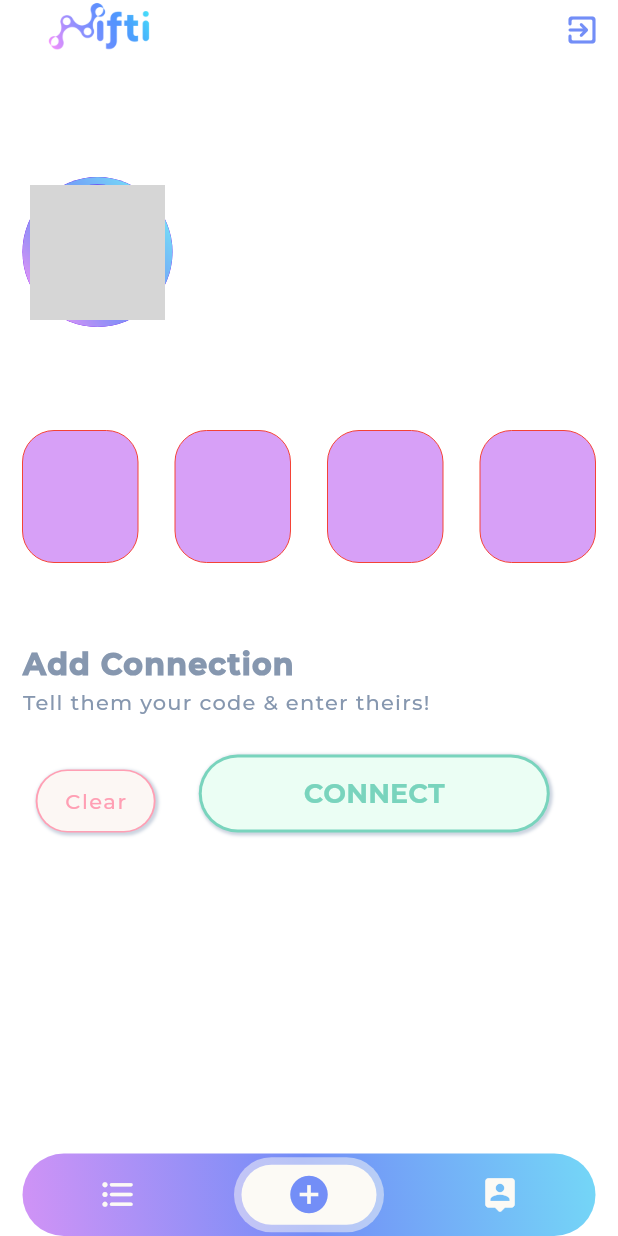
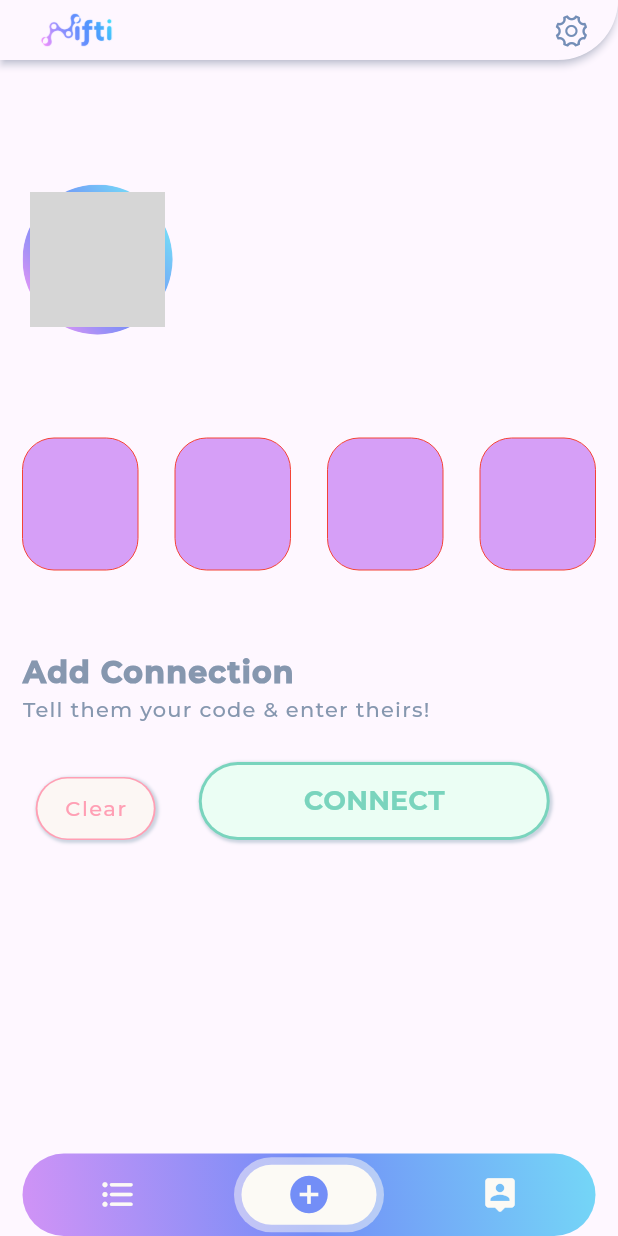
Before and after one commit to raghiiboiibaxtor/nifti_capstone, a Flutter app: the screen it shows once a user with an empty profile is signed in, on a phone screen of 412 x 824 dp. Run offline on Flutter 3.47's test engine with Material 2 defaults, Android fonts, the phone set to English and light mode, and no system bars; drawn by our look-alikes of pin_code_fields; our stand-ins replace cloud_firestore, firebase_auth, firebase_core, firebase_storage, gradient_borders, image_picker and 1 more; accounts and stored records are empty; network calls fail; statements that could not run were skipped; grey boxes are pictures that could not be loaded.

Commit message:
Nav Bar Update

```diff
--- /dev/null
+++ b/lib/components/app_theme.dart
@@ -0,0 +1,16 @@
+import 'package:flutter/material.dart';
+
+// APP COLOURS
+LinearGradient niftiGradient = const LinearGradient(colors: [
+  Color.fromRGBO(209, 147, 246, 1),
+  Color.fromRGBO(115, 142, 247, 1),
+  Color.fromRGBO(116, 215, 247, 1)
+]);
+
+Color niftiPink = const Color.fromRGBO(209, 147, 246, 1);
+Color niftiDarkBlue = const Color.fromRGBO(115, 142, 247, 1);
+Color niftiLightBlue = const Color.fromRGBO(116, 215, 247, 1);
+Color niftiWhite = const Color.fromRGBO(255, 255, 255, 1);
+Color niftiOffWhite = const Color.fromRGBO(255, 254, 253, 1);
+Color niftiGrey = const Color.fromRGBO(116, 142, 183, 1);
+Color niftiGreyShadow = const Color.fromRGBO(116, 142, 183, 0.55);
--- a/lib/components/button.dart
+++ b/lib/components/button.dart
@@ -21,7 +21,7 @@ class ButtonComponent extends StatelessWidget {
     required this.color,
     this.fontSize = 18,
     this.fontWeight = FontWeight.bold,
-    this.fontColor = const Color.fromRGBO(252, 250, 245, 1),
+    this.fontColor = const Color.fromARGB(255, 255, 255, 255),
     this.padding = const EdgeInsets.all(10),
   });
 
--- a/lib/main.dart
+++ b/lib/main.dart
@@ -23,9 +23,6 @@ class MyApp extends StatelessWidget {
     return MaterialApp(
       debugShowCheckedModeBanner: false,
       theme: ThemeData(
-        colorScheme: const ColorScheme.light(
-          background: Color.fromRGBO(252, 250, 245, 1),
-        ),
         fontFamily: 'Montserrat',
         useMaterial3: true,
       ),
--- a/lib/pages/register_page.dart
+++ b/lib/pages/register_page.dart
@@ -1,6 +1,7 @@
 import 'dart:typed_data';
 import 'package:firebase_auth/firebase_auth.dart';
 import 'package:flutter/material.dart';
+import 'package:nifti_locapp/components/button.dart';
 import 'package:nifti_locapp/components/text_display.dart';
 import 'package:nifti_locapp/functions/functions.dart';
 import 'package:nifti_locapp/functions/frontend.dart';
@@ -480,7 +481,8 @@ class _RegisterPageState extends State<RegisterPage> {
                   if (isLastStep) ...[
                     // ? Confirm Button
                     Expanded(
-                        child: ElevatedButton(
+                      child: ButtonComponent(onTap:  details.onStepContinue, text: 'Confirm', color: const Color.fromRGBO(115, 142, 247, 1)),
+                        /*child: ElevatedButton(
                       onPressed: details.onStepContinue,
                       child: const Text(
                         'Confirm',
@@ -489,7 +491,7 @@ class _RegisterPageState extends State<RegisterPage> {
                             fontSize: 15,
                             letterSpacing: 0.5),
                       ),
-                    )),
+                    )*/),
                     const SizedBox(
                       width: 30,
                     ),
--- a/lib/widget_tree.dart
+++ b/lib/widget_tree.dart
@@ -1,5 +1,6 @@
-import 'package:firebase_auth/firebase_auth.dart';
+import 'package:flutter/cupertino.dart';
 import 'package:flutter/material.dart';
+import 'package:nifti_locapp/components/app_theme.dart';
 import 'package:nifti_locapp/pages/connection_page.dart';
 import 'package:nifti_locapp/pages/contacts_page.dart';
 import 'package:nifti_locapp/pages/profile_page.dart';
@@ -33,21 +34,36 @@ class _WidgetTreeState extends State<WidgetTree> {
         resizeToAvoidBottomInset: false,
         // ? Top bar that contains Nifti Logo
         appBar: AppBar(
-          toolbarHeight: 35,
-          backgroundColor: Colors.transparent,
+          shape: const RoundedRectangleBorder(
+              borderRadius:
+                  BorderRadius.only(bottomRight: Radius.circular(40))),
+          iconTheme: CupertinoIconThemeData(color: niftiGrey, size: 25),
+          elevation: 2,
+          shadowColor: niftiGreyShadow,
+          surfaceTintColor: niftiOffWhite,
+          toolbarHeight: 40,
           title: SizedBox(
-            width: 100,
+            width: 70,
             child: Image.asset('images/nifti_logo.png'),
           ),
           actions: [
-            IconButton(
-                onPressed: () {
-                  FirebaseAuth.instance.signOut();
-                },
-                icon: const Icon(
-                  Icons.exit_to_app_rounded,
-                  color: Color.fromRGBO(115, 142, 247, 1),
-                ))
+            Row(
+              children: [
+                IconButton(
+                  onPressed: () {
+                    //FirebaseAuth.instance.signOut();
+                  },
+                  //icon: Image.asset('images/settings_icon.png'),
+                  icon: const Icon(
+                    CupertinoIcons.gear,
+                    semanticLabel: 'Settings',
+                  ),
+                ),
+                const Padding(padding: EdgeInsets.only(right: 7)
+                ),
+              ],
+          )
+
           ],
         ),
         // ? Body of the page
--- a/pubspec.yaml
+++ b/pubspec.yaml
@@ -33,7 +33,7 @@ dependencies:
 
   # The following adds the Cupertino Icons font to your application.
   # Use with the CupertinoIcons class for iOS style icons.
-  cupertino_icons: ^1.0.2
+  cupertino_icons: ^1.0.6
 
   # Firebase Dependencies
   firebase_auth: ^4.7.1
```
Also changed, not shown: lib/components/gradient_text_field.dart (+4 -7 lines), images/settings_icon.png (added), images/settings_icon2.png (added), pubspec.lock, 1 other file.
